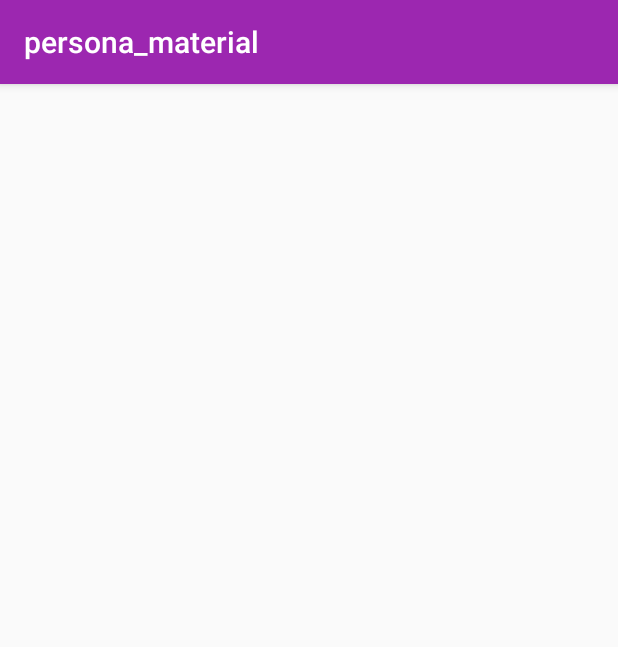
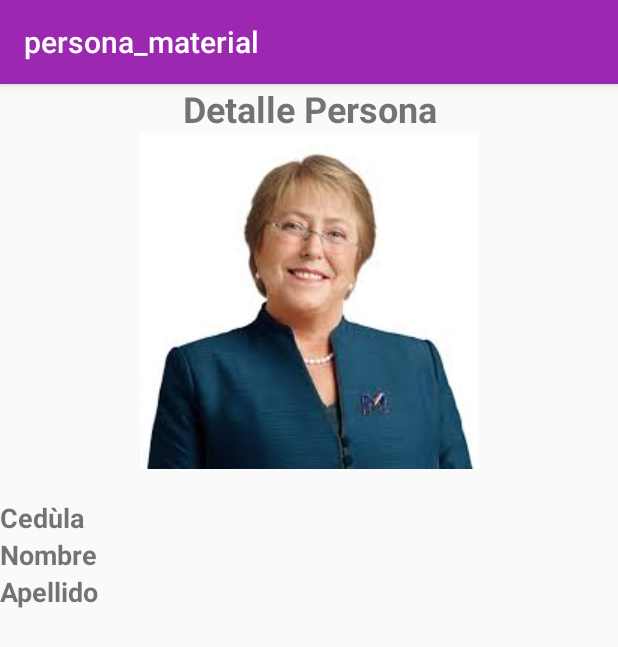
Before and after one commit to YuriQuintero5/Personal_Material, an Android app: the DetallePersona screen opened directly, with no data from a screen before it, on a phone screen of 412 x 824 dp. Shown: the top 647 px of the screen. Run offline under Robolectric (Android 15) with nearby library versions, the phone set to English and light mode, and no system bars.

Commit message:
Interfaz Detalle persona terminada

```diff
--- a/app/build.gradle
+++ b/app/build.gradle
@@ -31,6 +31,7 @@ dependencies {
     implementation 'androidx.constraintlayout:constraintlayout:1.1.3'
     implementation 'androidx.navigation:navigation-fragment:2.0.0'
     implementation 'androidx.navigation:navigation-ui:2.0.0'
+    implementation 'de.hdodenhof:circleimageview:3.1.0'
     testImplementation 'junit:junit:4.12'
     androidTestImplementation 'androidx.test.ext:junit:1.1.1'
     androidTestImplementation 'androidx.test.espresso:espresso-core:3.2.0'
--- a/app/src/main/java/com/example/persona_material/AdaptadorPersona.java
+++ b/app/src/main/java/com/example/persona_material/AdaptadorPersona.java
@@ -52,9 +52,9 @@ public class AdaptadorPersona extends RecyclerView.Adapter<AdaptadorPersona.Pers
             super(itemView);
             v = itemView;
             foto = v.findViewById(R.id.imgFoto);
-            cedula = v.findViewById(R.id.txtCedula);
-            nombre = v.findViewById(R.id.txtNombre);
-            apellido = v.findViewById(R.id.txtApellido);
+            cedula = v.findViewById(R.id.lblCedula);
+            nombre = v.findViewById(R.id.lblNombre);
+            apellido = v.findViewById(R.id.lblApellido);
         }
     }
 }
--- a/app/src/main/java/com/example/persona_material/MainActivity.java
+++ b/app/src/main/java/com/example/persona_material/MainActivity.java
@@ -8,10 +8,14 @@ import com.google.android.material.snackbar.Snackbar;
 
 import androidx.appcompat.app.AppCompatActivity;
 import androidx.appcompat.widget.Toolbar;
+import androidx.recyclerview.widget.LinearLayoutManager;
+import androidx.recyclerview.widget.RecyclerView;
 
 import android.view.View;
 import android.view.Menu;
 import android.view.MenuItem;
+
+import java.util.ArrayList;
 
 public class MainActivity extends AppCompatActivity {
 
@@ -21,7 +25,22 @@ public class MainActivity extends AppCompatActivity {
         setContentView(R.layout.activity_main);
         Toolbar toolbar = findViewById(R.id.toolbar);
         setSupportActionBar(toolbar);
-        FloatingActionButton fab = findViewById(R.id.btnAgregar);
+        FloatingActionButton fab;
+        RecyclerView lstPersonas;
+        ArrayList<Persona> personas;
+        LinearLayoutManager llm;
+        AdaptadorPersona adapter;
+
+        lstPersonas = findViewById(R.id.lstPersonas);
+        personas = Datos.obtener();
+        llm = new LinearLayoutManager(this);
+        adapter = new AdaptadorPersona(personas);
+
+        llm.setOrientation(RecyclerView.VERTICAL);
+        lstPersonas.setLayoutManager(llm);
+        lstPersonas.setAdapter(adapter);
+
+        fab = findViewById(R.id.btnAgregar);
 
     }
 
--- a/app/src/main/res/layout/activity_detalle_persona.xml
+++ b/app/src/main/res/layout/activity_detalle_persona.xml
@@ -1,9 +1,84 @@
-<?xml version="1.0" encoding="utf-8"?>
 <androidx.constraintlayout.widget.ConstraintLayout xmlns:android="http://schemas.android.com/apk/res/android"
     xmlns:app="http://schemas.android.com/apk/res-auto"
     xmlns:tools="http://schemas.android.com/tools"
     android:layout_width="match_parent"
     android:layout_height="match_parent"
     tools:context=".DetallePersona">
+    <LinearLayout
+        android:layout_width="match_parent"
+        android:layout_height="match_parent"
+        android:orientation="vertical">
 
+        <TextView
+            android:id="@+id/lblTituloDetalle"
+            android:layout_width="match_parent"
+            android:layout_height="wrap_content"
+            android:gravity="center_horizontal"
+            android:text="@string/titulo_detalle"
+            android:textSize="24sp"
+            android:textStyle="bold" />
+        <ImageView
+            android:id="@+id/imgFotoDetalle"
+            android:layout_width="match_parent"
+            android:layout_height="wrap_content"
+            app:srcCompat="@drawable/images" />
+        <TableLayout
+            android:id="@+id/tblTablaDetalle"
+            android:layout_width="match_parent"
+            android:layout_height="match_parent"
+            android:layout_marginTop="20sp"
+            android:stretchColumns="*">
+            <TableRow
+                android:id="@+id/filaCedula"
+                android:layout_width="match_parent"
+                android:layout_height="match_parent">
+                <TextView
+                    android:id="@+id/lblTituloCedula"
+                    android:layout_width="wrap_content"
+                    android:layout_height="wrap_content"
+                    android:text="@string/cedula"
+                    android:textSize="18sp"
+                    android:textStyle="bold" />
+                <TextView
+                    android:id="@+id/lblCedulaDetalle"
+                    android:layout_width="wrap_content"
+                    android:layout_height="wrap_content"
+                    android:textSize="18sp" />
+            </TableRow>
+            <TableRow
+                android:id="@+id/filaNombre"
+                android:layout_width="match_parent"
+                android:layout_height="match_parent">
+                <TextView
+                    android:id="@+id/lblTituloNombre"
+                    android:layout_width="wrap_content"
+                    android:layout_height="wrap_content"
+                    android:text="@string/nombre"
+                    android:textSize="18sp"
+                    android:textStyle="bold" />
+                <TextView
+                    android:id="@+id/lblNombreDetalle"
+                    android:layout_width="wrap_content"
+                    android:layout_height="wrap_content"
+                    android:textSize="18sp" />
+            </TableRow>
+            <TableRow
+                android:id="@+id/filaApellido"
+                android:layout_width="match_parent"
+                android:layout_height="match_parent">
+                <TextView
+                    android:id="@+id/lblTituloApellido"
+                    android:layout_width="wrap_content"
+                    android:layout_height="wrap_content"
+                    android:text="@string/apellido"
+                    android:textSize="18sp"
+                    android:textStyle="bold" />
+                <TextView
+                    android:id="@+id/lblApellidoDetalle"
+                    android:layout_width="wrap_content"
+                    android:layout_height="wrap_content"
+                    android:textSize="18sp" />
+            </TableRow>
+        </TableLayout>
+    </LinearLayout>
 </androidx.constraintlayout.widget.ConstraintLayout>
--- a/app/src/main/res/layout/item_pesona.xml
+++ b/app/src/main/res/layout/item_pesona.xml
@@ -3,6 +3,7 @@
     xmlns:app="http://schemas.android.com/apk/res-auto"
     android:layout_width="match_parent"
     android:layout_height="wrap_content"
+    android:layout_marginBottom="10sp"
     android:orientation="vertical">
 
     <androidx.cardview.widget.CardView
@@ -14,11 +15,13 @@
             android:layout_height="match_parent"
             android:orientation="horizontal">
 
-            <ImageView
+            <de.hdodenhof.circleimageview.CircleImageView
                 android:id="@+id/imgFoto"
                 android:layout_width="96dp"
                 android:layout_height="96dp"
-                app:srcCompat="@drawable/images" />
+                android:src="@drawable/images"
+                app:civ_border_color="#FF000000"
+                app:civ_border_width="2dp" />
 
             <LinearLayout
                 android:layout_width="match_parent"
@@ -32,21 +35,21 @@
                     android:layout_width="match_parent"
                     android:layout_height="wrap_content"
                     android:text="TextView"
-                    android:textSize="24sp" />
+                    android:textSize="18sp" />
 
                 <TextView
                     android:id="@+id/lblNombre"
                     android:layout_width="match_parent"
                     android:layout_height="wrap_content"
                     android:text="TextView"
-                    android:textSize="24sp" />
+                    android:textSize="18sp" />
 
                 <TextView
                     android:id="@+id/lblApellido"
                     android:layout_width="match_parent"
                     android:layout_height="wrap_content"
                     android:text="TextView"
-                    android:textSize="24sp" />
+                    android:textSize="18sp" />
 
             </LinearLayout>
         </LinearLayout>
--- a/app/src/main/res/values/strings.xml
+++ b/app/src/main/res/values/strings.xml
@@ -16,4 +16,5 @@
     <string name="guardar">Guardar</string>
     <string name="limpiar">Limpiar</string>
     <string name="mensaje_guardado_correcto">Persona Guardada Correctamente</string>
+    <string name="titulo_detalle">Detalle Persona</string>
 </resources>
```
